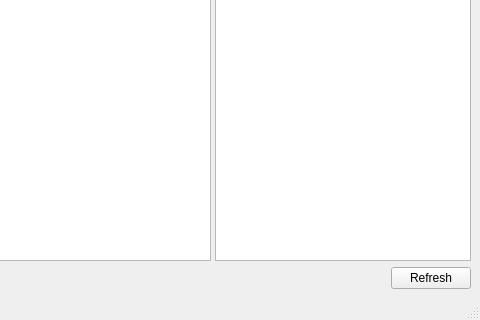
Qt form src/outleap/scripts/ui/inspector.ui (SaladDais/outleap) before a commit; both pictures show x 544 to 1024 and y 448 to 768 of the 1024 by 768 pixel window.
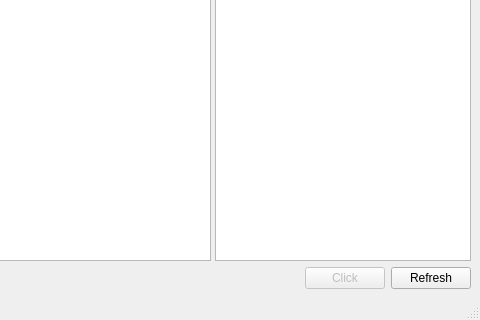
The same form after that commit.

Commit message: Improve UI inspector filtering, add clicking

Diff of the .ui file:
```diff
--- a/src/outleap/scripts/ui/inspector.ui
+++ b/src/outleap/scripts/ui/inspector.ui
@@ -208,6 +208,16 @@
         </property>
        </spacer>
       </item>
+      <item>
+       <widget class="QPushButton" name="btnClickElem">
+        <property name="enabled">
+         <bool>false</bool>
+        </property>
+        <property name="text">
+         <string>Click</string>
+        </property>
+       </widget>
+      </item>
       <item>
        <widget class="QPushButton" name="btnRefresh">
         <property name="text">
```
The commit also changes 2 other files.
